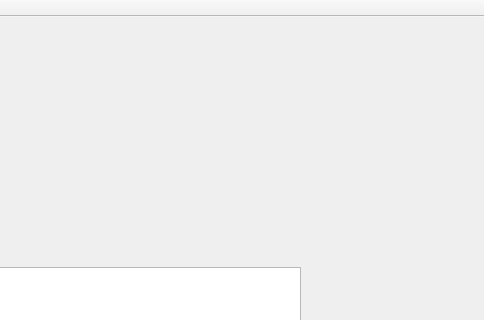
Qt form mainwindow.ui (vvranjek/ugraffiti) before a commit; both pictures show x 180 to 664 and y 0 to 320 of the 844 by 662 pixel window.
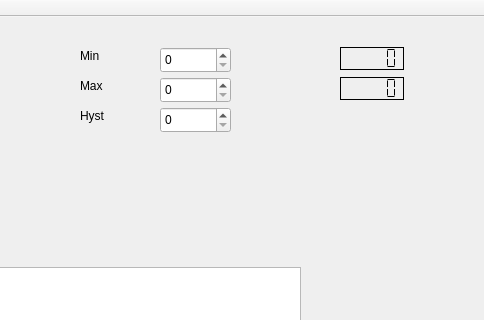
The same form after that commit.

What changed in the file:
```diff
--- a/mainwindow.ui
+++ b/mainwindow.ui
@@ -47,6 +47,125 @@
      </rect>
     </property>
    </widget>
+   <widget class="QSpinBox" name="min_spinBox">
+    <property name="geometry">
+     <rect>
+      <x>340</x>
+      <y>30</y>
+      <width>71</width>
+      <height>26</height>
+     </rect>
+    </property>
+    <property name="maximum">
+     <number>20000</number>
+    </property>
+   </widget>
+   <widget class="QSpinBox" name="max_spinBox">
+    <property name="geometry">
+     <rect>
+      <x>340</x>
+      <y>60</y>
+      <width>71</width>
+      <height>26</height>
+     </rect>
+    </property>
+    <property name="maximum">
+     <number>20000</number>
+    </property>
+   </widget>
+   <widget class="QLabel" name="label">
+    <property name="geometry">
+     <rect>
+      <x>260</x>
+      <y>30</y>
+      <width>67</width>
+      <height>17</height>
+     </rect>
+    </property>
+    <property name="text">
+     <string>Min</string>
+    </property>
+   </widget>
+   <widget class="QLabel" name="label_2">
+    <property name="geometry">
+     <rect>
+      <x>260</x>
+      <y>60</y>
+      <width>67</width>
+      <height>17</height>
+     </rect>
+    </property>
+    <property name="text">
+     <string>Max</string>
+    </property>
+   </widget>
+   <widget class="QLCDNumber" name="dist_lcdNumber">
+    <property name="geometry">
+     <rect>
+      <x>520</x>
+      <y>30</y>
+      <width>64</width>
+      <height>23</height>
+     </rect>
+    </property>
+    <property name="frameShape">
+     <enum>QFrame::Box</enum>
+    </property>
+    <property name="frameShadow">
+     <enum>QFrame::Plain</enum>
+    </property>
+    <property name="lineWidth">
+     <number>1</number>
+    </property>
+    <property name="smallDecimalPoint">
+     <bool>false</bool>
+    </property>
+    <property name="segmentStyle">
+     <enum>QLCDNumber::Flat</enum>
+    </property>
+   </widget>
+   <widget class="QLCDNumber" name="dist_filter_lcdNumber">
+    <property name="geometry">
+     <rect>
+      <x>520</x>
+      <y>60</y>
+      <width>64</width>
+      <height>23</height>
+     </rect>
+    </property>
+    <property name="frameShadow">
+     <enum>QFrame::Plain</enum>
+    </property>
+    <property name="segmentStyle">
+     <enum>QLCDNumber::Flat</enum>
+    </property>
+   </widget>
+   <widget class="QSpinBox" name="hyst_spinBox">
+    <property name="geometry">
+     <rect>
+      <x>340</x>
+      <y>90</y>
+      <width>71</width>
+      <height>26</height>
+     </rect>
+    </property>
+    <property name="maximum">
+     <number>20000</number>
+    </property>
+   </widget>
+   <widget class="QLabel" name="label_3">
+    <property name="geometry">
+     <rect>
+      <x>260</x>
+      <y>90</y>
+      <width>67</width>
+      <height>17</height>
+     </rect>
+    </property>
+    <property name="text">
+     <string>Hyst</string>
+    </property>
+   </widget>
   </widget>
   <widget class="QMenuBar" name="menuBar">
    <property name="geometry">
```
